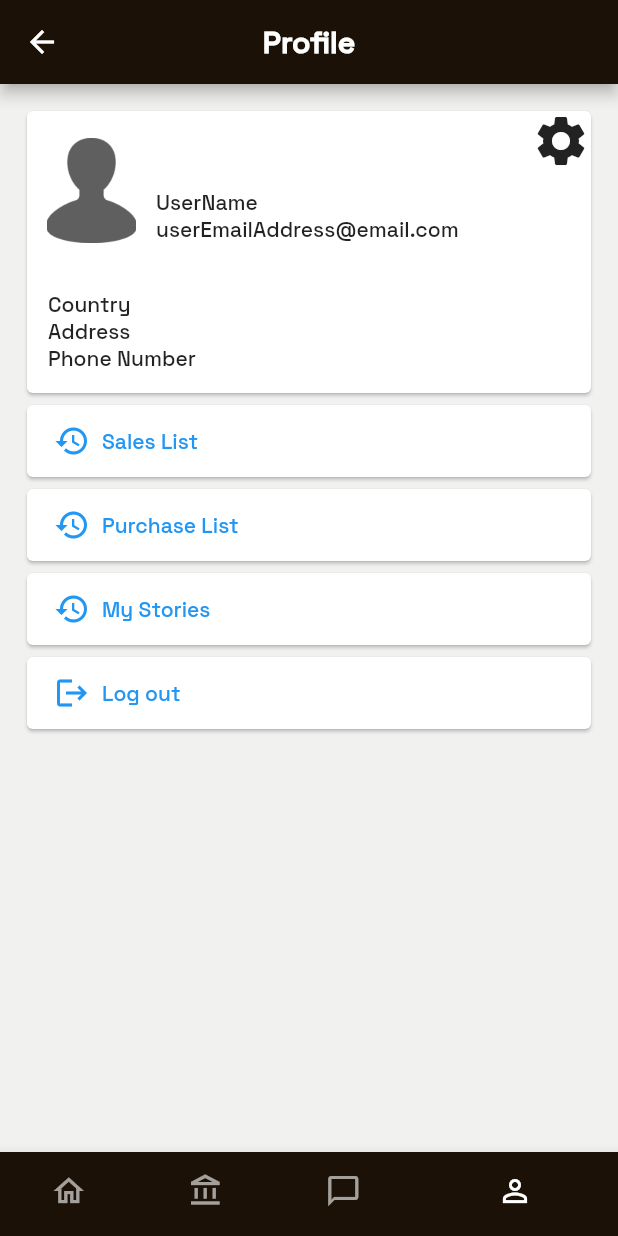
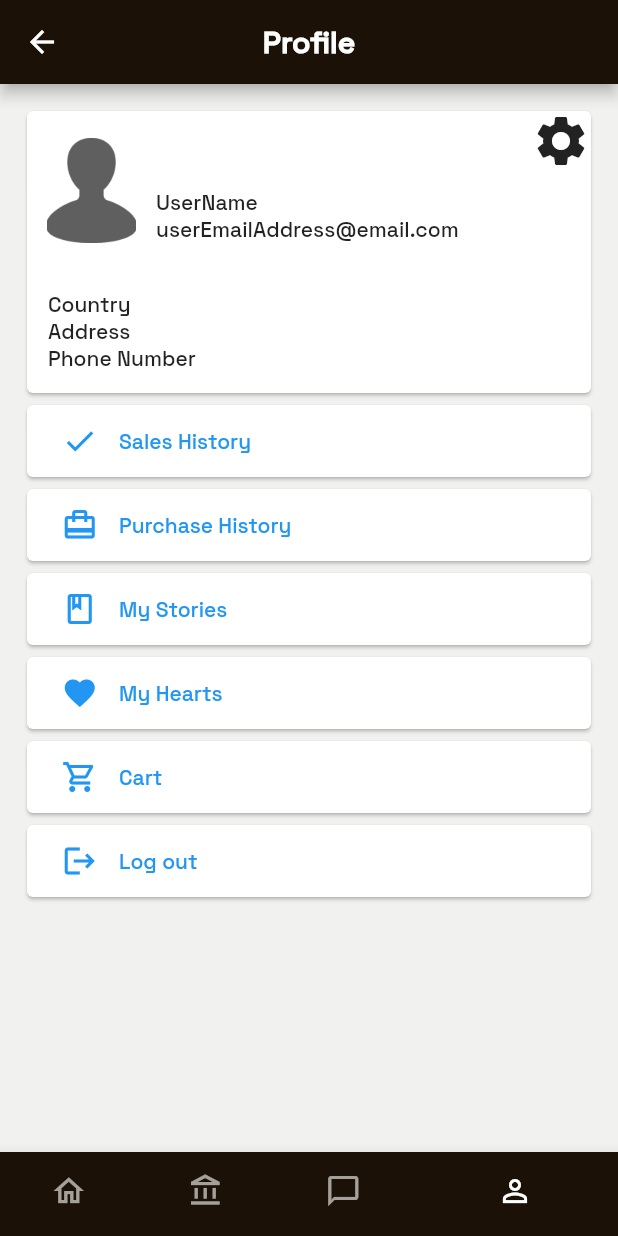
Before and after one commit to Ladro-Kim/ArtGalleryAuction, a Flutter app: the screen it shows once a user with an empty profile is signed in, item 4 of the bottom bar chosen, on a phone screen of 412 x 824 dp. Run offline on Flutter 3.47's test engine with Material 2 defaults, Android fonts, the phone set to English and light mode, and no system bars; our stand-ins replace firebase_auth, firebase_core, flutter_swiper, get, google_sign_in, image_picker; missing offline and left inert: flutter_picker; accounts and stored records are empty; network calls fail.

Commit message:
20210217 BlueObelAuction - create FIrebaseProvider - Firebase Storage, store is on working...

```diff
--- a/lib/class/profile.dart
+++ b/lib/class/profile.dart
@@ -4,7 +4,7 @@ import 'package:art_gallery_auction/class/user.dart';
 
 
 class profile {
-  User user;
+  CustomUser user;
   List<Item> salesItems;
   List<Item> purchaseItems;
   List<Story> myStories;
--- a/lib/class/user.dart
+++ b/lib/class/user.dart
@@ -1,4 +1,4 @@
-class User {
+class CustomUser {
   String userName;
   String emailAddr;
   String homeAddr;
--- a/lib/main.dart
+++ b/lib/main.dart
@@ -2,12 +2,14 @@ import 'package:art_gallery_auction/pages/page_add_item.dart';
 import 'package:art_gallery_auction/pages/page_root.dart';
 import 'package:art_gallery_auction/pages/page_sign_in.dart';
 import 'package:art_gallery_auction/pages/page_tab.dart';
+import 'package:art_gallery_auction/providers/firebase_uploader.dart';
 import 'package:art_gallery_auction/utils/design_guide.dart';
 import 'package:firebase_core/firebase_core.dart';
 import 'package:flutter/material.dart';
 import 'package:get/get_navigation/src/root/get_material_app.dart';
 import 'package:get/get_navigation/src/routes/get_route.dart';
 import 'package:get/get_navigation/src/routes/transitions_type.dart';
+import 'package:provider/provider.dart';
 
 Future<void> main() async {
   WidgetsFlutterBinding.ensureInitialized();
@@ -63,9 +65,7 @@ class MyApp extends StatelessWidget {
         scaffoldBackgroundColor: Color.fromARGB(255, 253, 253, 253),
         canvasColor: designColorDeepDarkBrown,
       ),
-      home: SafeArea(
-        child: RootPage(),
-      ),
+      home: SafeArea(child: RootPage()),
     );
   }
 }
--- a/lib/pages/page_profile.dart
+++ b/lib/pages/page_profile.dart
@@ -1,7 +1,10 @@
+import 'package:art_gallery_auction/providers/firebase_uploader.dart';
 import 'package:art_gallery_auction/utils/design_guide.dart';
+import 'package:art_gallery_auction/widgets/widget_custom_expanded_button.dart';
 import 'package:firebase_auth/firebase_auth.dart';
 import 'package:flutter/material.dart';
 import 'package:google_sign_in/google_sign_in.dart';
+import 'package:provider/provider.dart';
 
 class ProfilePage extends StatefulWidget {
   @override
@@ -79,66 +82,31 @@ class _ProfilePageState extends State<ProfilePage> {
                 ],
               ),
             ),
-            Container(
-              width: MediaQuery.of(context).size.width,
-              child: Card(
-                elevation: 1,
-                child: Container(
-                  padding: EdgeInsets.only(left: 10),
-                  alignment: Alignment.centerLeft,
-                  child: TextButton.icon(
-                      onPressed: () {},
-                      icon: Icon(Icons.history_outlined),
-                      label: Text('Sales List')),
-                ),
-              ),
+            Card(
+              elevation: 1,
+              child: CustomExpandedButton(icon: Icons.done, content: 'Sales History'),
             ),
-            Container(
-              width: MediaQuery.of(context).size.width,
-              child: Card(
-                elevation: 1,
-                child: Container(
-                  padding: EdgeInsets.only(left: 10),
-                  alignment: Alignment.centerLeft,
-                  child: TextButton.icon(
-                      onPressed: () {},
-                      icon: Icon(Icons.history_outlined),
-                      label: Text('Purchase List')),
-                ),
-              ),
+            Card(
+              elevation: 1,
+              child: CustomExpandedButton(icon: Icons.card_travel, content: 'Purchase History'),
             ),
-            Container(
-              width: MediaQuery.of(context).size.width,
-              child: Card(
-                elevation: 1,
-                child: Container(
-                  padding: EdgeInsets.only(left: 10),
-                  alignment: Alignment.centerLeft,
-                  child: TextButton.icon(
-                      onPressed: () {},
-                      icon: Icon(Icons.history_outlined),
-                      label: Text('My Stories')),
-                ),
-              ),
+            Card(
+              elevation: 1,
+              child: CustomExpandedButton(icon: Icons.book_outlined, content: 'My Stories'),
             ),
-            Container(
-              width: MediaQuery.of(context).size.width,
-              child: Card(
-                elevation: 1,
-                child: Container(
-                  padding: EdgeInsets.only(left: 10),
-                  alignment: Alignment.centerLeft,
-                  child: TextButton.icon(
-                      onPressed: () {
-                        GoogleSignIn _googleSignIn = GoogleSignIn();
-                        FirebaseAuth.instance.signOut();
-                        _googleSignIn.signOut();
-                      },
-                      icon: Icon(Icons.logout),
-                      label: Text('Log out')),
-                ),
-              ),
-            )
+            Card(
+              elevation: 1,
+              child: CustomExpandedButton(icon: Icons.favorite, content: 'My Hearts'),
+            ),
+            Card(
+              elevation: 1,
+              child: CustomExpandedButton(icon: Icons.shopping_cart_outlined, content: 'Cart'),
+            ),
+            Card(
+              elevation: 1,
+              child: CustomExpandedButton(icon: Icons.logout, content: 'Log out'),
+            ),
+
           ],
         ),
       ),
--- a/lib/pages/page_root.dart
+++ b/lib/pages/page_root.dart
@@ -1,23 +1,26 @@
 import 'package:art_gallery_auction/pages/page_sign_in.dart';
 import 'package:art_gallery_auction/pages/page_tab.dart';
+import 'package:art_gallery_auction/providers/firebase_uploader.dart';
 import 'package:firebase_auth/firebase_auth.dart';
 import 'package:flutter/material.dart';
+import 'package:provider/provider.dart';
 
 class RootPage extends StatelessWidget {
   @override
   Widget build(BuildContext context) {
-    return StreamBuilder<User>(
+    return MultiProvider(
+      providers: [
+        ChangeNotifierProvider(create: (BuildContext context) => FirebaseProvider()),
+      ],
+      child: StreamBuilder<User>(
           stream: FirebaseAuth.instance.authStateChanges(),
           builder: (context, snapshot) {
-        if (snapshot.connectionState == ConnectionState.done) {
-          return TabPage();
-        }
-        else if (snapshot.hasData)
+            if (snapshot.hasData)
               return TabPage();
             else {
               return SignInPage();
             }
-      }
+          }),
     );
   }
 }
--- a/lib/pages/page_sign_in.dart
+++ b/lib/pages/page_sign_in.dart
@@ -1,7 +1,7 @@
+import 'package:art_gallery_auction/providers/firebase_uploader.dart';
 import 'package:art_gallery_auction/utils/design_guide.dart';
-import 'package:firebase_auth/firebase_auth.dart';
 import 'package:flutter/material.dart';
-import 'package:google_sign_in/google_sign_in.dart';
+import 'package:provider/provider.dart';
 
 class SignInPage extends StatefulWidget {
   @override
@@ -10,8 +10,6 @@ class SignInPage extends StatefulWidget {
 
 class _SignInPageState extends State<SignInPage> with SingleTickerProviderStateMixin {
   AnimationController _animController;
-  GoogleSignIn _googleSignIn = GoogleSignIn();
-  FirebaseAuth _firebaseAuth = FirebaseAuth.instance;
 
   @override
   void initState() {
@@ -44,8 +42,8 @@ class _SignInPageState extends State<SignInPage> with SingleTickerProviderStateM
               backgroundColor: MaterialStateProperty.all(Colors.blue),
             ),
             child: Text("Sign in with Google"),
-            onPressed: (){
-              SignInWithGoogle();
+            onPressed: () {
+              Provider.of<FirebaseProvider>(context, listen: false).SignInWithGoogle();
             },
           ),
           builder: (BuildContext context, double tween ,Widget Child){
@@ -61,13 +59,5 @@ class _SignInPageState extends State<SignInPage> with SingleTickerProviderStateM
     );
   }
 
-  Future<User> SignInWithGoogle() async {
-    GoogleSignInAccount _googleAccount = await _googleSignIn.signIn();
-    GoogleSignInAuthentication _googleAuth = await _googleAccount.authentication;
-    User user = (await _firebaseAuth.signInWithCredential(GoogleAuthProvider.credential(
-      idToken: _googleAuth.idToken,
-      accessToken: _googleAuth.accessToken,
-    ))).user;
-    return user;
-  }
+
 }
--- /dev/null
+++ b/lib/providers/firebase_uploader.dart
@@ -0,0 +1,37 @@
+import 'package:art_gallery_auction/class/user.dart';
+import 'package:firebase_auth/firebase_auth.dart';
+import 'package:flutter/material.dart';
+import 'package:google_sign_in/google_sign_in.dart';
+
+class FirebaseProvider extends ChangeNotifier {
+  User firebaseUser;
+  CustomUser appUser;
+
+  GoogleSignIn _googleSignIn = GoogleSignIn();
+  FirebaseAuth _firebaseAuth = FirebaseAuth.instance;
+
+  Future<User> SignInWithGoogle() async {
+    GoogleSignInAccount _googleAccount = await _googleSignIn.signIn();
+    GoogleSignInAuthentication _googleAuth = await _googleAccount.authentication;
+    User user = (await _firebaseAuth.signInWithCredential(GoogleAuthProvider.credential(
+      idToken: _googleAuth.idToken,
+      accessToken: _googleAuth.accessToken,
+    ))).user;
+    notifyListeners();
+    return user;
+  }
+
+  void SignOut() {
+    _firebaseAuth.signOut();
+    _googleSignIn.signOut();
+  }
+
+  void UploadPictureToFirestorage() {
+
+  }
+
+  void UploadJsonToFirestore() {
+
+  }
+
+}
--- a/lib/services/class_sign_in_out.dart
+++ /dev/null
@@ -1,3 +0,0 @@
-class UserSignIn {
-
-}
--- /dev/null
+++ b/lib/widgets/widget_custom_expanded_button.dart
@@ -0,0 +1,22 @@
+import 'package:flutter/material.dart';
+
+class CustomExpandedButton extends StatelessWidget {
+  IconData icon;
+  String content;
+  Color _color = Colors.blue;
+
+  CustomExpandedButton({@required this.icon, @required  this.content});
+
+  @override
+  Widget build(BuildContext context) {
+    return MaterialButton(
+      minWidth: MediaQuery.of(context).size.width,
+      child: Row(
+        children: [
+          Expanded(flex: 1, child: Container(alignment: Alignment.center, child: Icon(icon, color: _color))),
+          Expanded(flex: 8, child: Text("  ${content}", style: TextStyle(color: _color),)),
+        ],
+      ),
+    );
+  }
+}
```
Lines whose indentation alone changed are shown as unchanged.
